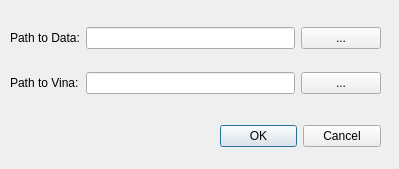
Before: the Qt Designer form pathInitDialog.ui in tysciman7/VinaUI, drawn with Qt 5.
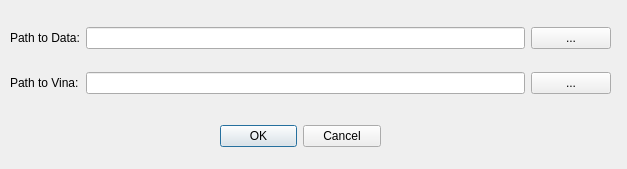
After: the same form once the commit is applied.

```diff
--- a/pathInitDialog.ui
+++ b/pathInitDialog.ui
@@ -6,7 +6,7 @@
    <rect>
     <x>0</x>
     <y>0</y>
-    <width>399</width>
+    <width>627</width>
     <height>169</height>
    </rect>
   </property>
@@ -34,7 +34,7 @@
     <rect>
      <x>10</x>
      <y>10</y>
-     <width>371</width>
+     <width>601</width>
      <height>101</height>
     </rect>
    </property>
```
